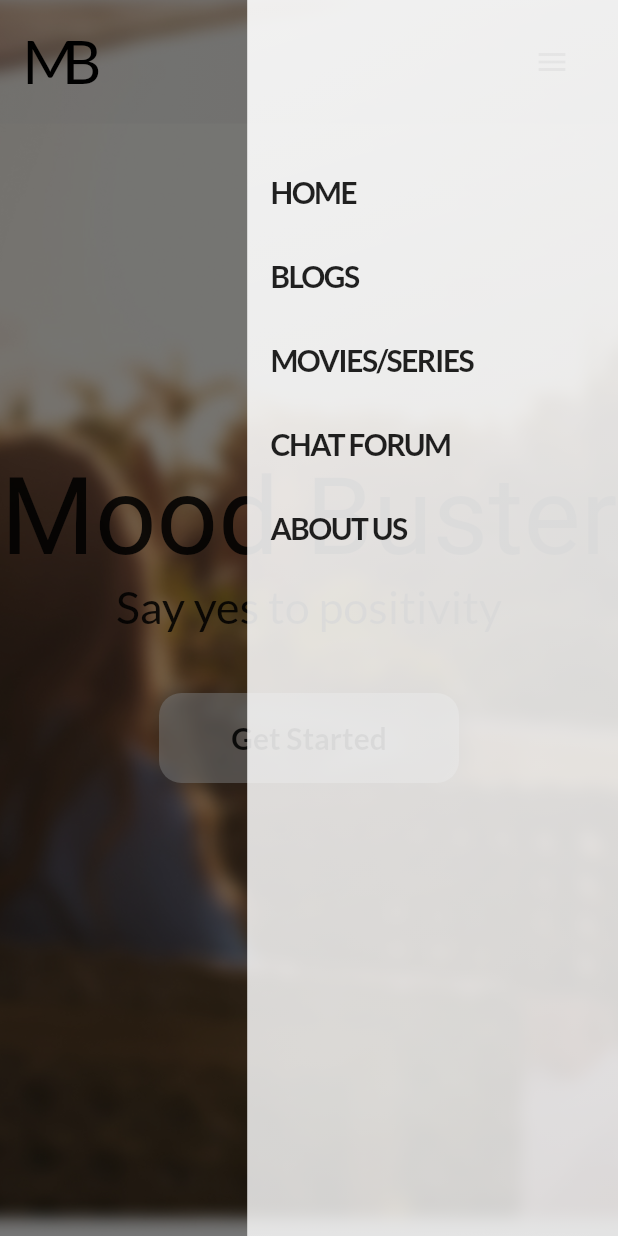
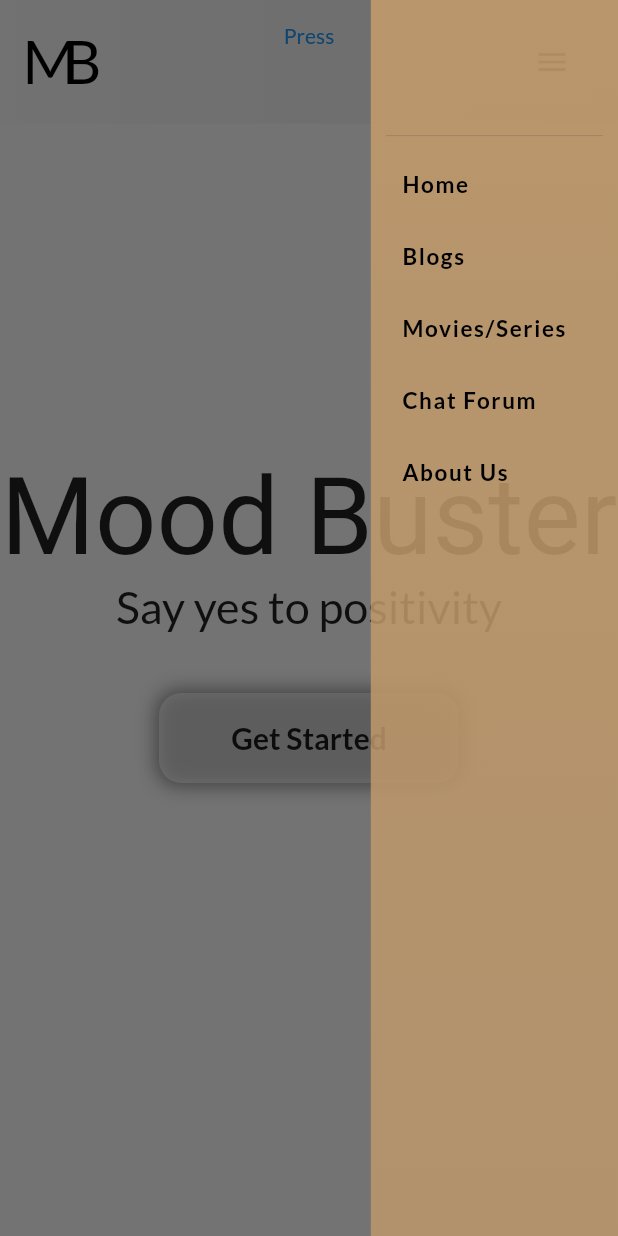
Before and after one commit to IshitaArora-246/moodBuster, a Flutter app: the screen it shows after launch, with the side drawer open, on a phone screen of 412 x 824 dp. Run offline on Flutter 3.47's test engine with Material 2 defaults, Android fonts, the phone set to English and light mode, and no system bars; drawn by our look-alikes of auto_size_text; our stand-ins replace google_fonts.

Commit message:
Drawer completed

```diff
--- a/lib/main.dart
+++ b/lib/main.dart
@@ -1,6 +1,6 @@
 import 'package:flutter/material.dart';
 import 'package:google_fonts/google_fonts.dart';
-import 'package:moodbuster/shared/dashboard.dart';
+import 'package:moodbuster/screens/dashboard.dart';
 
 void main() async {
   runApp(MyApp());
--- a/lib/screens/about_us.dart
+++ b/lib/screens/about_us.dart
@@ -1,5 +1,4 @@
 import 'package:flutter/material.dart';
-import 'package:moodbuster/shared/navbar.dart';
 
 class AboutUs extends StatelessWidget {
   const AboutUs({Key key}) : super(key: key);
--- a/lib/screens/blog_page.dart
+++ b/lib/screens/blog_page.dart
@@ -1,5 +1,4 @@
 import 'package:flutter/material.dart';
-import 'package:moodbuster/shared/navbar.dart';
 
 class BlogPage extends StatelessWidget {
   const BlogPage({Key key}) : super(key: key);
--- a/lib/screens/chat_forum.dart
+++ b/lib/screens/chat_forum.dart
@@ -1,5 +1,4 @@
 import 'package:flutter/material.dart';
-import 'package:moodbuster/shared/navbar.dart';
 
 class ChatForum extends StatelessWidget {
   const ChatForum({Key key}) : super(key: key);
--- a/lib/shared/dashboard.dart
+++ b/lib/screens/dashboard.dart
@@ -5,7 +5,8 @@ import 'package:moodbuster/screens/blog_page.dart';
 import 'package:moodbuster/screens/chat_forum.dart';
 import 'package:moodbuster/screens/home_page.dart';
 import 'package:moodbuster/screens/suggestions_page.dart';
-import 'package:moodbuster/shared/navbar.dart';
+import 'package:moodbuster/widgets/my_drawer.dart';
+import 'package:moodbuster/widgets/navbar.dart';
 
 class DashBoard extends StatefulWidget {
   DashBoard({Key key}) : super(key: key);
@@ -16,6 +17,54 @@ class DashBoard extends StatefulWidget {
 
 class DashBoardState extends State<DashBoard> {
   String currentPage = 'home';
+  List navItems;
+
+  @override
+  void initState() {
+    super.initState();
+    navItems = [
+      {
+        'name': 'Home',
+        'onTap': () {
+          setState(() {
+            currentPage = 'home';
+          });
+        },
+      },
+      {
+        'name': 'Blogs',
+        'onTap': () {
+          setState(() {
+            currentPage = 'blog';
+          });
+        },
+      },
+      {
+        'name': 'Movies/Series',
+        'onTap': () {
+          setState(() {
+            currentPage = 'suggestion';
+          });
+        },
+      },
+      {
+        'name': 'Chat Forum',
+        'onTap': () {
+          setState(() {
+            currentPage = 'chat';
+          });
+        },
+      },
+      {
+        'name': 'About Us',
+        'onTap': () {
+          setState(() {
+            currentPage = 'about';
+          });
+        },
+      },
+    ];
+  }
 
   @override
   Widget build(BuildContext context) {
@@ -27,26 +76,9 @@ class DashBoardState extends State<DashBoard> {
 
     return Scaffold(
       endDrawer: showDrawer
-          ? Container(
-              width: screenWidth * 0.6,
-              decoration: BoxDecoration(
-                  gradient: LinearGradient(
-                      begin: Alignment.topLeft,
-                      end: Alignment.bottomRight,
-                      colors: [
-                    Colors.white.withOpacity(0.9),
-                    Colors.white.withOpacity(0.8)
-                  ])),
-              child: ListView(
-                children: [
-                  SizedBox(height: 100),
-                  drawerItems(context, "HOME"),
-                  drawerItems(context, "BLOGS"),
-                  drawerItems(context, "MOVIES/SERIES"),
-                  drawerItems(context, "CHAT FORUM"),
-                  drawerItems(context, "ABOUT US")
-                ],
-              ))
+          ? MyDrawer(
+              navItems: navItems,
+            )
           : null,
       body: Container(
           height: screenHeight,
@@ -54,28 +86,19 @@ class DashBoardState extends State<DashBoard> {
           child: Stack(
             alignment: Alignment.topCenter,
             children: [
-              Container(
-                height: screenHeight,
-                width: screenWidth,
-                decoration: BoxDecoration(
-                    image: DecorationImage(
-                        image: AssetImage("assets/images/home_bg.jpg"),
-                        fit: BoxFit.cover)),
-              ),
               getCurrentPage(currentPage),
               NavBar(
                 parent: this,
               ),
+              TextButton(
+                  onPressed: () {
+                    showDialog(
+                        context: context,
+                        builder: (BuildContext context) => Dialog());
+                  },
+                  child: Text("Press"))
             ],
           )),
-    );
-  }
-
-  Widget drawerItems(context, String pageTitle) {
-    return ListTile(
-      title: Text(pageTitle,
-          style: TextStyle(
-              fontSize: 20, letterSpacing: -1, fontWeight: FontWeight.bold)),
     );
   }
 
--- a/lib/screens/suggestions_page.dart
+++ b/lib/screens/suggestions_page.dart
@@ -1,5 +1,4 @@
 import 'package:flutter/material.dart';
-import 'package:moodbuster/shared/navbar.dart';
 
 class SuggestionsPage extends StatelessWidget {
   const SuggestionsPage({Key key}) : super(key: key);
--- /dev/null
+++ b/lib/widgets/my_drawer.dart
@@ -0,0 +1,44 @@
+import 'package:flutter/material.dart';
+import 'package:moodbuster/widgets/nav_item.dart';
+
+class MyDrawer extends StatelessWidget {
+  const MyDrawer({
+    Key key,
+    @required this.navItems,
+  }) : super(key: key);
+  final navItems;
+
+  @override
+  Widget build(BuildContext context) {
+    final screenWidth = MediaQuery.of(context).size.width;
+    final screenHeight = MediaQuery.of(context).size.height;
+
+    return Container(
+        width: screenWidth * 0.4,
+        decoration: BoxDecoration(
+            gradient: LinearGradient(
+                begin: Alignment.topCenter,
+                end: Alignment.bottomCenter,
+                colors: [
+              Color(0XFFC19A6B).withOpacity(0.9),
+              Color(0XFFC19A6B).withOpacity(0.8)
+            ])),
+        child: ListView(
+          children: [
+            SizedBox(height: screenHeight * 0.1),
+            Divider(
+              endIndent: 10,
+              indent: 10,
+            ),
+            ...navItems.map((e) => Padding(
+                  padding:
+                      const EdgeInsets.symmetric(vertical: 15, horizontal: 8),
+                  child: NavItem(
+                    name: e['name'],
+                    onTap: e['onTap'],
+                  ),
+                )),
+          ],
+        ));
+  }
+}
--- a/lib/shared/navbar.dart
+++ b/lib/widgets/navbar.dart
@@ -1,7 +1,8 @@
 import 'package:flutter/material.dart';
 import 'package:google_fonts/google_fonts.dart';
-import 'package:moodbuster/shared/dashboard.dart';
-import 'package:moodbuster/widgets/navItems.dart';
+import 'package:moodbuster/screens/Login.dart';
+import 'package:moodbuster/screens/dashboard.dart';
+import 'package:moodbuster/widgets/nav_item.dart';
 
 class NavBar extends StatefulWidget {
   NavBar({
@@ -16,6 +17,8 @@ class NavBar extends StatefulWidget {
 
 class _NavBarState extends State<NavBar> {
   List navItems;
+  Color tan = Color(0XFFC19A6B);
+
   @override
   void initState() {
     super.initState();
@@ -117,15 +120,18 @@ class _NavBarState extends State<NavBar> {
                                 )),
                             Spacer(),
                             InkWell(
-                              hoverColor: Colors.red[200].withOpacity(0.9),
                               onTap: () {
                                 print("Login Button tapped!");
+                                Navigator.push(
+                                    context,
+                                    MaterialPageRoute(
+                                        builder: (context) => LoginPage()));
                               },
                               child: Container(
                                 width: 130,
                                 height: 40,
                                 decoration: BoxDecoration(
-                                    color: Colors.brown[200],
+                                    color: tan,
                                     borderRadius: BorderRadius.circular(10)),
                                 child: Center(
                                     child: Text("Login/Sign-up",
```
Also changed, not shown: lib/widgets/nav_item.dart (renamed from lib/widgets/navItems.dart).
